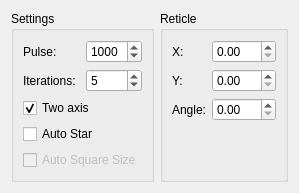
This is kstars/ekos/guide/opscalibration.ui in KDE/kstars as Qt 5 draws it before an edit. The edited form follows.
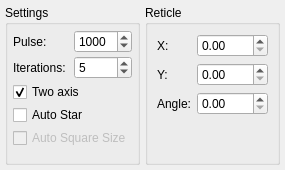
This is the edited form.

Commit message: Increase maximum X and Y range

Patch:
```diff
--- a/kstars/ekos/guide/opscalibration.ui
+++ b/kstars/ekos/guide/opscalibration.ui
@@ -6,17 +6,47 @@
    <rect>
     <x>0</x>
     <y>0</y>
-    <width>273</width>
-    <height>168</height>
+    <width>272</width>
+    <height>170</height>
    </rect>
   </property>
   <layout class="QHBoxLayout" name="horizontalLayout">
+   <property name="spacing">
+    <number>5</number>
+   </property>
+   <property name="leftMargin">
+    <number>5</number>
+   </property>
+   <property name="topMargin">
+    <number>5</number>
+   </property>
+   <property name="rightMargin">
+    <number>5</number>
+   </property>
+   <property name="bottomMargin">
+    <number>5</number>
+   </property>
    <item>
     <widget class="QGroupBox" name="groupBox_2">
      <property name="title">
       <string>Settings</string>
      </property>
      <layout class="QVBoxLayout" name="verticalLayout">
+      <property name="spacing">
+       <number>3</number>
+      </property>
+      <property name="leftMargin">
+       <number>5</number>
+      </property>
+      <property name="topMargin">
+       <number>5</number>
+      </property>
+      <property name="rightMargin">
+       <number>5</number>
+      </property>
+      <property name="bottomMargin">
+       <number>5</number>
+      </property>
       <item>
        <layout class="QGridLayout" name="gridLayout">
         <item row="0" column="1">
@@ -130,7 +160,11 @@
        </widget>
       </item>
       <item row="0" column="1">
-       <widget class="QDoubleSpinBox" name="spinBox_ReticleX"/>
+       <widget class="QDoubleSpinBox" name="spinBox_ReticleX">
+        <property name="maximum">
+         <double>5000.000000000000000</double>
+        </property>
+       </widget>
       </item>
       <item row="1" column="0">
        <widget class="QLabel" name="l_27">
@@ -140,7 +174,11 @@
        </widget>
       </item>
       <item row="1" column="1">
-       <widget class="QDoubleSpinBox" name="spinBox_ReticleY"/>
+       <widget class="QDoubleSpinBox" name="spinBox_ReticleY">
+        <property name="maximum">
+         <double>5000.000000000000000</double>
+        </property>
+       </widget>
       </item>
       <item row="2" column="0">
        <widget class="QLabel" name="l_28">
```
